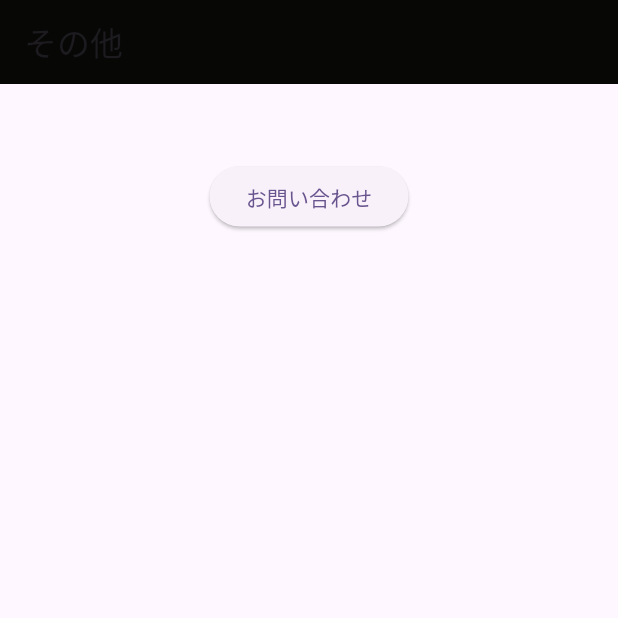
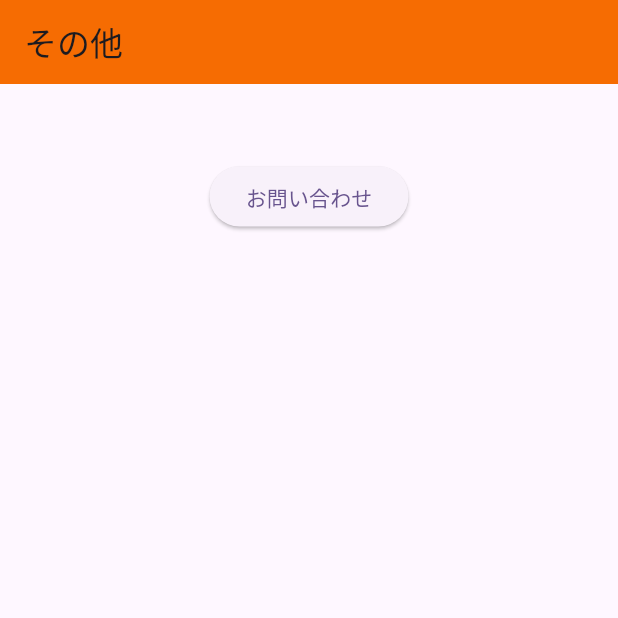
Before and after one commit to hashimo000/schedule_app, a Flutter app: the InquiriesPage screen opened directly, on a phone screen of 412 x 824 dp, the top half of it. Run offline on Flutter 3.47's test engine with Material 3 defaults, Android fonts, the phone set to English and light mode, and no system bars; our stand-ins replace drift, flutter_riverpod, sqlite3_flutter_libs; missing offline and left inert: sqlite3; accounts and stored records are empty; generated files the repository leaves out were written again.

Commit message:
色変える

```diff
--- a/lib/inquiries.dart
+++ b/lib/inquiries.dart
@@ -11,7 +11,7 @@ class InquiriesPage extends StatelessWidget {
     return Scaffold(
       appBar: AppBar(
         title: const Text('その他'),
-        backgroundColor: Color.fromARGB(255, 7, 7, 6),
+        backgroundColor: Color.fromARGB(255, 246, 108, 2),
       ),
       body: Column(
         children: <Widget>[
```
